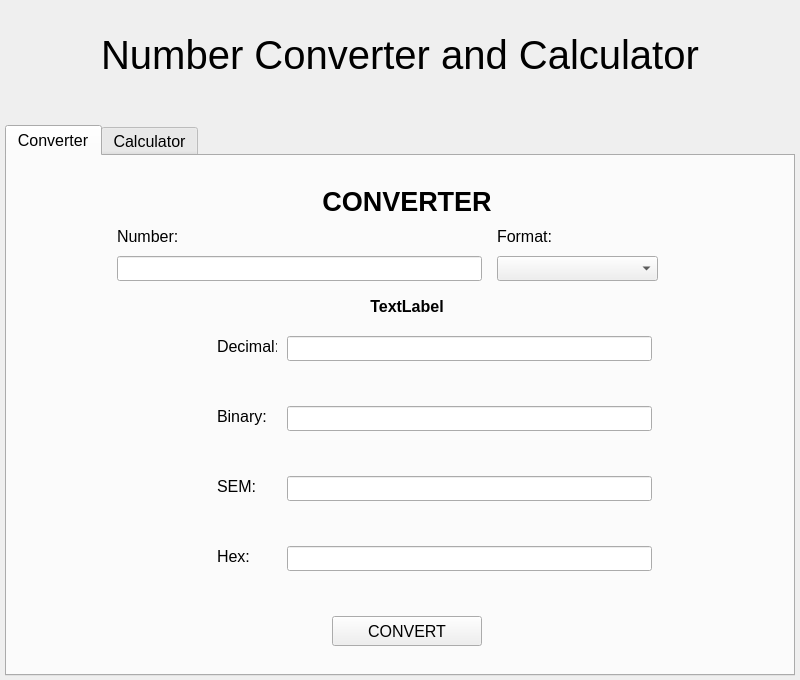
Old version of the form designs/gui.ui in the repository lethinh73/unit-converter.
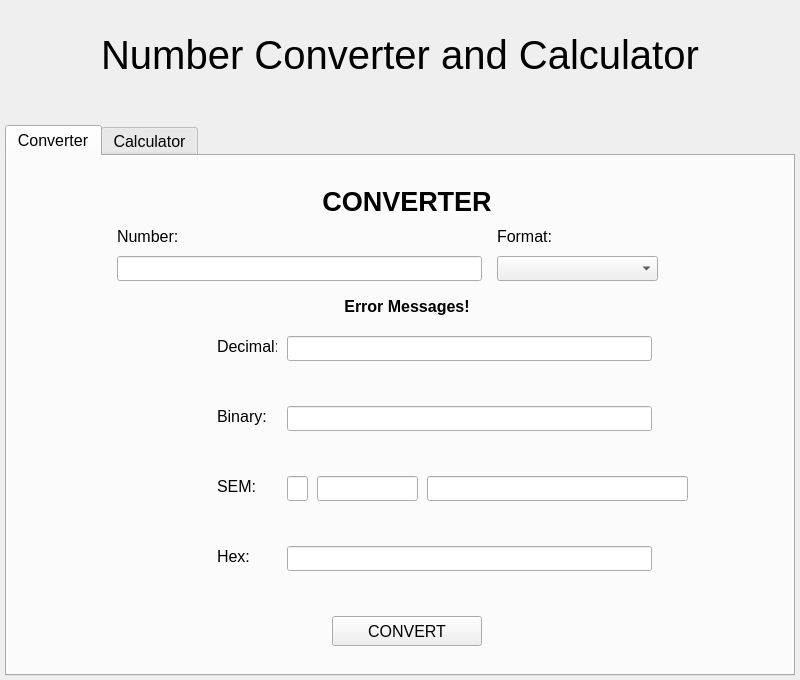
New version of the form.

What changed in the file:
```diff
--- a/designs/gui.ui
+++ b/designs/gui.ui
@@ -135,7 +135,7 @@
        <rect>
         <x>280</x>
         <y>320</y>
-        <width>365</width>
+        <width>21</width>
         <height>25</height>
        </rect>
       </property>
@@ -144,6 +144,9 @@
         <pointsize>15</pointsize>
        </font>
       </property>
+      <property name="text">
+       <string/>
+      </property>
      </widget>
      <widget class="QLineEdit" name="txtHex">
       <property name="geometry">
@@ -242,7 +245,7 @@
        </font>
       </property>
       <property name="text">
-       <string>TextLabel</string>
+       <string>Error Messages!</string>
       </property>
       <property name="alignment">
        <set>Qt::AlignCenter</set>
@@ -274,6 +277,42 @@
        <string>Format:</string>
       </property>
      </widget>
+     <widget class="QLineEdit" name="txtSem2">
+      <property name="geometry">
+       <rect>
+        <x>310</x>
+        <y>320</y>
+        <width>101</width>
+        <height>25</height>
+       </rect>
+      </property>
+      <property name="font">
+       <font>
+        <pointsize>15</pointsize>
+       </font>
+      </property>
+      <property name="text">
+       <string/>
+      </property>
+     </widget>
+     <widget class="QLineEdit" name="txtSem3">
+      <property name="geometry">
+       <rect>
+        <x>420</x>
+        <y>320</y>
+        <width>261</width>
+        <height>25</height>
+       </rect>
+      </property>
+      <property name="font">
+       <font>
+        <pointsize>15</pointsize>
+       </font>
+      </property>
+      <property name="text">
+       <string/>
+      </property>
+     </widget>
     </widget>
     <widget class="QWidget" name="tabCalculate">
      <attribute name="title">
```
Left out of the diff: 6 changed lines with no effect on the pictures.
